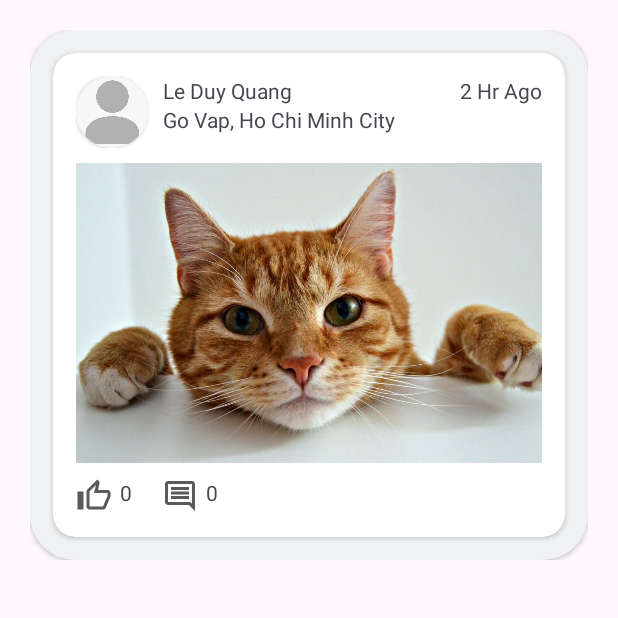
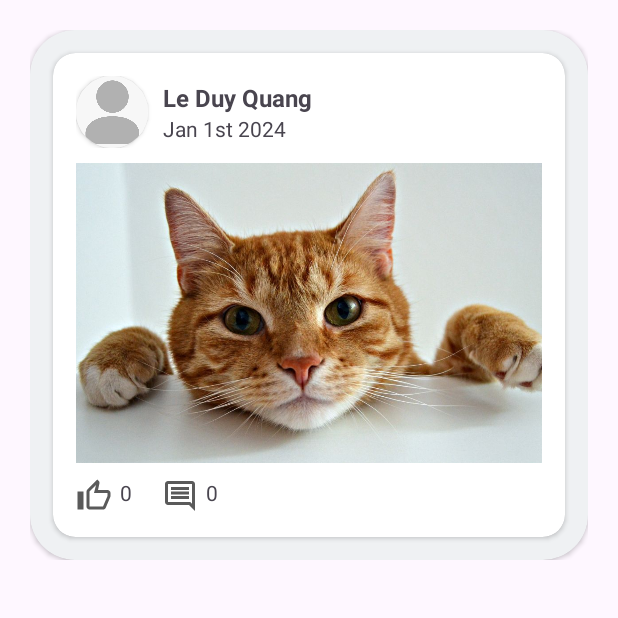
Before and after one commit to Pet-Paw/PetPaw-Android, an Android app: the PostCardViewFragment screen opened directly, with no data from a screen before it, on a phone screen of 412 x 824 dp, the top half of it. Run offline under Robolectric (Android 15) with nearby library versions, the phone set to English and light mode, and no system bars.

Commit message:
[UPDATE] ui of the post fragment

```diff
--- a/app/build.gradle.kts
+++ b/app/build.gradle.kts
@@ -41,9 +41,12 @@ dependencies {
     implementation("androidx.constraintlayout:constraintlayout:2.1.4")
     implementation("androidx.navigation:navigation-fragment:2.7.6")
     implementation("androidx.navigation:navigation-ui:2.7.6")
+    implementation("androidx.recyclerview:recyclerview:1.3.2")
+
     testImplementation("junit:junit:4.13.2")
     androidTestImplementation("androidx.test.ext:junit:1.1.5")
     androidTestImplementation("androidx.test.espresso:espresso-core:3.5.1")
+
 
     // Firebase
     implementation(platform("com.google.firebase:firebase-bom:32.6.0"))
--- a/app/src/main/res/layout/fragment_post_card_view.xml
+++ b/app/src/main/res/layout/fragment_post_card_view.xml
@@ -32,6 +32,7 @@
                         android:layout_height="wrap_content"
                         app:cardCornerRadius="30dp">
                         <ImageView
+                            android:id="@+id/postCardViewProfilePic"
                             android:layout_width="48dp"
                             android:layout_height="48dp"
                             android:src="@drawable/profile_pic_placeholder"
@@ -42,23 +43,31 @@
                         android:layout_height="wrap_content"
                         android:orientation="vertical"
                         android:gravity="center_vertical"
-                        android:layout_marginLeft="10dp">
+                        android:layout_marginLeft="10dp"
+                        android:layout_gravity="center">
+
                         <TextView
+                            android:id="@+id/postCardViewUserNameTextView"
                             android:layout_width="match_parent"
-                            android:layout_height="wrap_content"
-                            android:text="Le Duy Quang"/>
+                            android:layout_height="match_parent"
+                            android:text="Le Duy Quang"
+                            android:textSize="16sp"
+                            android:textStyle="bold" />
+<!--                        <TextView-->
+<!--                            android:layout_width="match_parent"-->
+<!--                            android:layout_height="wrap_content"-->
+<!--                            android:text="Go Vap, Ho Chi Minh City"/>-->
                         <TextView
+                            android:id="@+id/postCardViewDate"
                             android:layout_width="match_parent"
-                            android:layout_height="wrap_content"
-                            android:text="Go Vap, Ho Chi Minh City"/>
+                            android:layout_height="match_parent"
+                            android:text="Jan 1st 2024"
+                            android:textAlignment="textStart" />
                     </LinearLayout>
-                    <TextView
-                        android:layout_width="match_parent"
-                        android:layout_height="match_parent"
-                        android:text="2 Hr Ago"
-                        android:textAlignment="textEnd"/>
+
                 </LinearLayout>
                 <ImageView
+                    android:id="@+id/postCardImageView"
                     android:layout_width="match_parent"
                     android:layout_height="200dp"
                     android:src="@drawable/cat_placeholder"
@@ -75,6 +84,7 @@
                         android:src="@drawable/outline_thumb_up_24_unliked"
                         android:layout_marginRight="5dp"/>
                     <TextView
+                        android:id="@+id/postCardViewLikeCountTextView"
                         android:layout_width="wrap_content"
                         android:layout_height="wrap_content"
                         android:text="0" />
@@ -85,6 +95,7 @@
                         android:layout_marginRight="5dp"
                         android:layout_marginLeft="20dp"/>
                     <TextView
+                        android:id="@+id/postCardViewCommentCountTextView"
                         android:layout_width="wrap_content"
                         android:layout_height="wrap_content"
                         android:text="0" />
```
